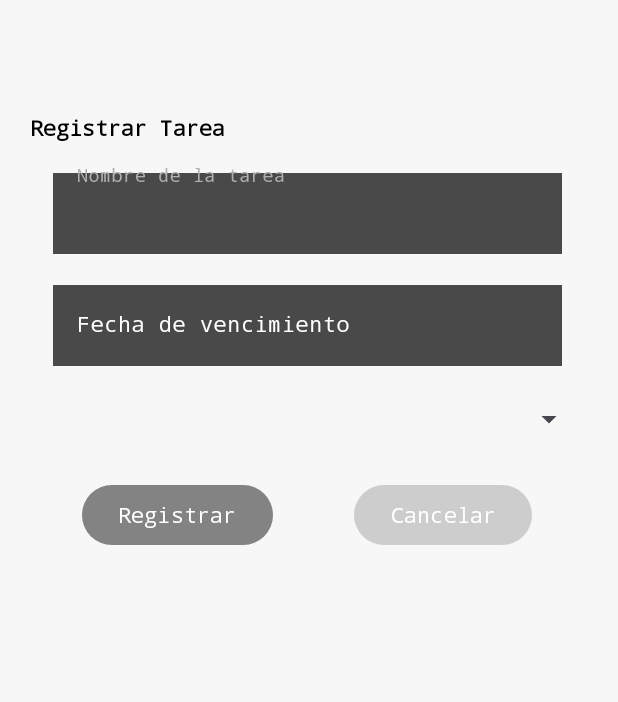
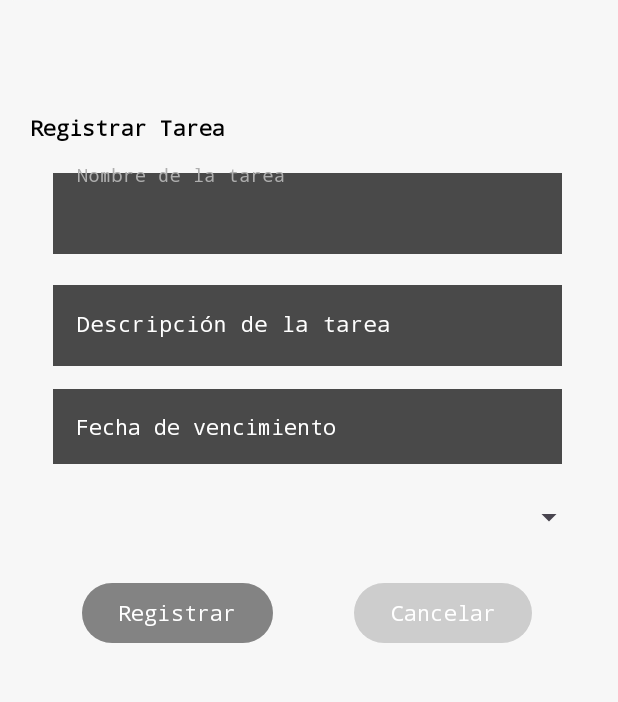
Before and after one commit to YorviEMG/PID_Grupo111, an Android app: the RegistrarTareaActivity screen opened directly, with no data from a screen before it, on a phone screen of 412 x 824 dp, the part 67-769 px from its top. Run offline under Robolectric (Android 15) with nearby library versions, the phone set to English and light mode, and no system bars; Roboto replaces fonts that are not available here.

Commit message:
Modificaciones Vista - DataPicker

```diff
--- a/app/src/main/AndroidManifest.xml
+++ b/app/src/main/AndroidManifest.xml
@@ -53,6 +53,7 @@
             android:exported="true">
             <intent-filter>
                 <action android:name="android.intent.action.MAIN" />
+
             </intent-filter>
         </activity>
 
--- a/app/src/main/java/com/example/pid/MenuActivity.kt
+++ b/app/src/main/java/com/example/pid/MenuActivity.kt
@@ -39,6 +39,7 @@ class MenuActivity : AppCompatActivity() {
         btnNuevoProyecto = findViewById(R.id.btnNuevoProyecto)
         btnNuevoProyecto.setOnClickListener{ goNuevoProyecto() }
         btnLogout = findViewById(R.id.btnLogoutMain)
+        btnLogout.setOnClickListener{ logout() }
         datos()
         tvLogin.text = login
         tvWorkspace.text = "Workspace de " + nombre
--- a/app/src/main/java/com/example/pid/RegistrarTareaActivity.kt
+++ b/app/src/main/java/com/example/pid/RegistrarTareaActivity.kt
@@ -1,12 +1,20 @@
 package com.example.pid
 
 import android.os.Bundle
+import android.widget.EditText
+import android.widget.Toast
 import androidx.activity.enableEdgeToEdge
 import androidx.appcompat.app.AppCompatActivity
 import androidx.core.view.ViewCompat
 import androidx.core.view.WindowInsetsCompat
+import com.google.android.material.datepicker.MaterialDatePicker
+import com.google.android.material.textfield.TextInputEditText
+import java.text.SimpleDateFormat
+import java.util.Date
 
 class RegistrarTareaActivity : AppCompatActivity() {
+    private lateinit var fechaVencimiento: EditText
+
     override fun onCreate(savedInstanceState: Bundle?) {
         super.onCreate(savedInstanceState)
         enableEdgeToEdge()
@@ -16,6 +24,30 @@ class RegistrarTareaActivity : AppCompatActivity() {
             v.setPadding(systemBars.left, systemBars.top, systemBars.right, systemBars.bottom)
             insets
         }
+        fechaVencimiento = findViewById(R.id.txtRegistrarFechaTarea)
 
+        // Crear el MaterialDatePicker
+        val datePicker =
+            MaterialDatePicker.Builder.datePicker()
+                .setTitleText("Selecciona una fecha")  // Título del DatePicker
+                .build()
+
+        // Mostrar el DatePicker cuando el usuario haga clic en el EditText
+        fechaVencimiento.setOnClickListener {
+            datePicker.show(supportFragmentManager, "DATE_PICKER")
+        }
+
+        // Configurar el Listener para cuando el usuario seleccione una fecha
+        datePicker.addOnPositiveButtonClickListener { selection ->
+            val selectedDateInMillis = selection as Long
+            val sdf = SimpleDateFormat("yyyy-MM-dd")
+            val selectedDate = sdf.format(Date(selectedDateInMillis))
+
+            // Establecer la fecha seleccionada en el EditText
+            fechaVencimiento.setText(selectedDate)
+
+            // Hacer algo con la fecha seleccionada, como enviarla a un servidor
+            Toast.makeText(this, "Fecha seleccionada: $selectedDate", Toast.LENGTH_SHORT).show()
+        }
     }
 }
--- a/app/src/main/res/layout/registro_tarea_activity.xml
+++ b/app/src/main/res/layout/registro_tarea_activity.xml
@@ -128,6 +128,50 @@
                         android:paddingRight="15dp">
 
                         <com.google.android.material.textfield.TextInputLayout
+                            android:id="@+id/textField3"
+                            android:layout_width="match_parent"
+                            android:layout_height="match_parent"
+                            android:hint="Descripción de la tarea"
+                            android:textColorHint="@color/white"
+                            app:hintTextColor="#AFAFAF">
+
+                            <com.google.android.material.textfield.TextInputEditText
+                                android:id="@+id/txtRegistrarDescTarea"
+                                android:layout_width="match_parent"
+                                android:layout_height="wrap_content"
+                                android:background="@color/loginBlack"
+                                android:fontFamily="monospace"
+                                android:inputType="text"
+                                android:textColor="#FFFFFF"
+                                android:textColorLink="#FFFFFF"
+                                android:textSize="14sp" />
+
+                        </com.google.android.material.textfield.TextInputLayout>
+                    </LinearLayout>
+
+                    <LinearLayout
+                        android:layout_width="match_parent"
+                        android:layout_height="wrap_content"
+                        android:layout_marginTop="15dp"
+                        android:orientation="vertical"
+                        android:paddingLeft="15dp"
+                        android:paddingRight="15dp">
+
+                        <EditText
+                            android:id="@+id/txtRegistrarFechaTarea"
+                            android:layout_width="match_parent"
+                            android:layout_height="50dp"
+                            android:background="@color/loginBlack"
+                            android:focusable="false"
+                            android:fontFamily="monospace"
+                            android:hint="Fecha de vencimiento"
+                            android:inputType="datetime|date"
+                            android:paddingStart="15dp"
+                            android:textColor="#FFFFFF"
+                            android:textColorHint="@color/white"
+                            android:textSize="14sp" />
+
+                        <!--<com.google.android.material.textfield.TextInputLayout
                             android:id="@+id/textField2"
                             android:layout_width="match_parent"
                             android:layout_height="match_parent"
@@ -146,7 +190,7 @@
                                 android:textColorLink="#FFFFFF"
                                 android:textSize="14sp" />
 
-                        </com.google.android.material.textfield.TextInputLayout>
+                        </com.google.android.material.textfield.TextInputLayout>-->
                     </LinearLayout>
 
                     <Spinner
```
Also changed, not shown: app/src/main/java/com/example/pid/RegistrarProyectoActivity.kt (+6 -2 lines), app/src/main/res/layout/registro_proyecto_activity.xml (+34 -2 lines).
